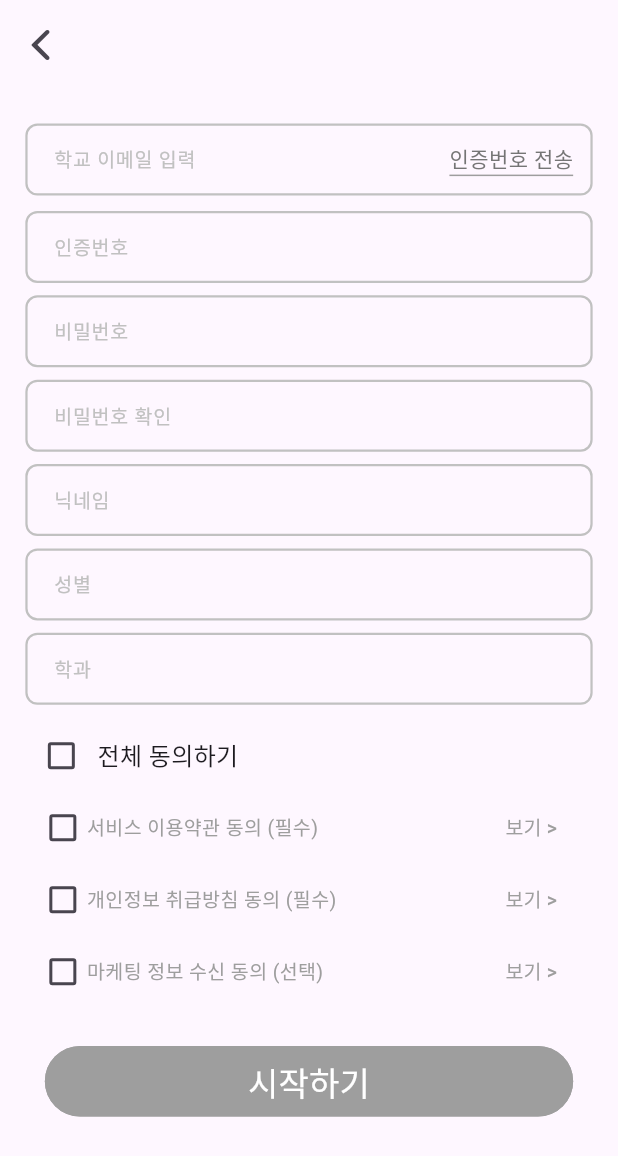
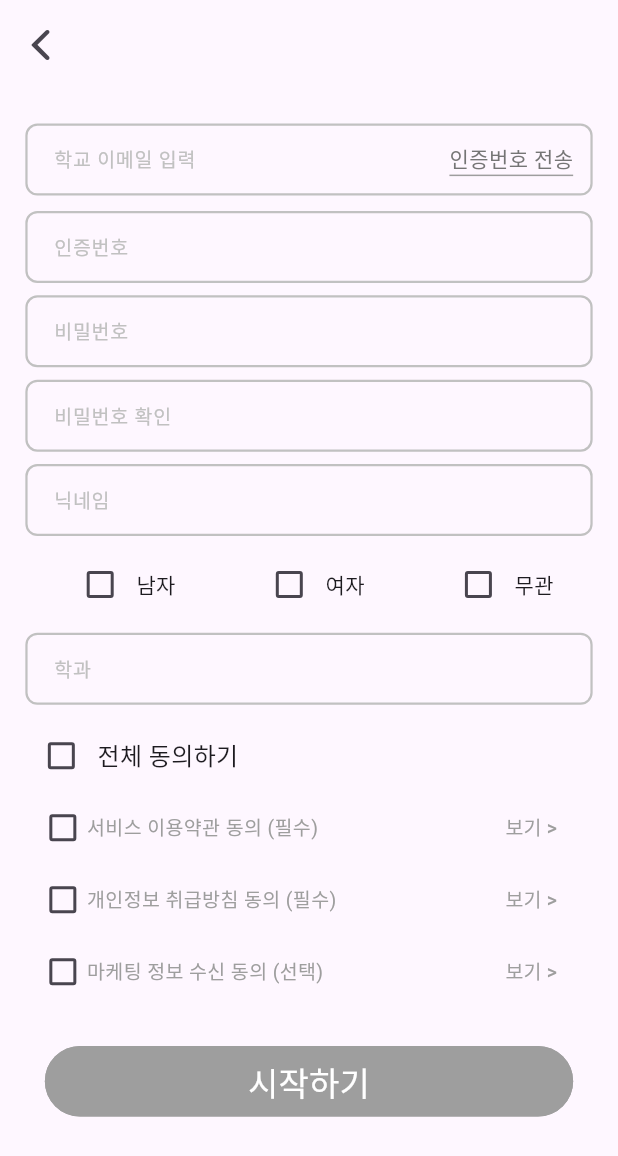
Before and after one commit to team-kuslide/team-flutter, a Flutter app: the AdvancedRegistrationPage screen opened by its route, on a phone screen of 412 x 824 dp. Shown: the top 1156 px of the screen. Run offline on Flutter 3.47's test engine with Material 3 defaults, Android fonts, the phone set to English and light mode, and no system bars; Roboto replaces fonts that are missing (Pretendard).

Commit message:
chore : 성별 수정

```diff
--- a/lib/Page/2_advanced_registration_page/2.1_textFormField.dart/4_personalInfo.dart
+++ b/lib/Page/2_advanced_registration_page/2.1_textFormField.dart/4_personalInfo.dart
@@ -8,6 +8,10 @@ class PersonalInfo extends StatefulWidget {
 }
 
 class _PersonalInfoState extends State<PersonalInfo> {
+  bool isMale = false;
+  bool isFemale = false;
+  bool isNonSpecific = false;
+
   @override
   Widget build(BuildContext context) {
     final screenHeight =
@@ -47,37 +51,45 @@ class _PersonalInfoState extends State<PersonalInfo> {
           onChanged: (value) {},
         ),
         SizedBox(height: screenHeight * 0.01),
-        TextFormField(
-          decoration: InputDecoration(
-            enabledBorder: OutlineInputBorder(
-              borderSide: const BorderSide(
-                color: Color(0xffc1c1c1),
-                width: 1.5,
+        Row(
+          mainAxisAlignment: MainAxisAlignment.center,
+          children: [
+            Expanded(
+                child: genderOption('남자', isMale, (bool? value) {
+              if (value != null) {
+                setState(() {
+                  isMale = value;
+                  isFemale = !value;
+                  isNonSpecific = !value;
+                });
+              }
+            })),
+            Expanded(
+                child: genderOption('여자', isFemale, (bool? value) {
+              if (value != null) {
+                setState(() {
+                  isFemale = value;
+                  isMale = !value;
+                  isNonSpecific = !value;
+                });
+              }
+            })),
+            Expanded(
+              child: genderOption(
+                '무관',
+                isNonSpecific,
+                (bool? value) {
+                  if (value != null) {
+                    setState(() {
+                      isNonSpecific = value;
+                      isMale = !value;
+                      isFemale = !value;
+                    });
+                  }
+                },
               ),
-              borderRadius: BorderRadius.circular(8),
             ),
-            disabledBorder: OutlineInputBorder(
-              borderSide: const BorderSide(
-                color: Color(0xff6fbf8a),
-                width: 1.5,
-              ),
-              borderRadius: BorderRadius.circular(8),
-            ),
-            focusedBorder: OutlineInputBorder(
-              borderSide: const BorderSide(
-                color: Color(0xff6fbf8a),
-                width: 1.5,
-              ),
-              borderRadius: BorderRadius.circular(8),
-            ),
-            hintText: '성별',
-            hintStyle: const TextStyle(
-                color: Color(0xffc1c1c1),
-                fontFamily: 'Pretendard',
-                fontSize: 13),
-            contentPadding: const EdgeInsets.only(left: 15),
-          ),
-          onChanged: (value) {},
+          ],
         ),
         SizedBox(height: screenHeight * 0.01),
         TextFormField(
@@ -115,4 +127,18 @@ class _PersonalInfoState extends State<PersonalInfo> {
       ],
     );
   }
+
+  Widget genderOption(
+      String title, bool value, void Function(bool?) onChanged) {
+    return Row(
+      mainAxisAlignment: MainAxisAlignment.center,
+      children: [
+        Checkbox(
+          value: value,
+          onChanged: onChanged,
+        ),
+        Text(title),
+      ],
+    );
+  }
 }
```
